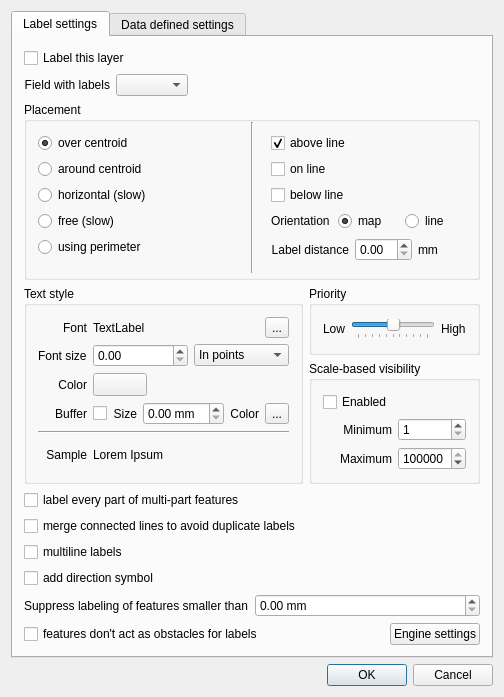
The window that qgis/src/ui/qgslabelingguibase.ui (sourcepole/qgis) describes before a commit, drawn with Qt 5.
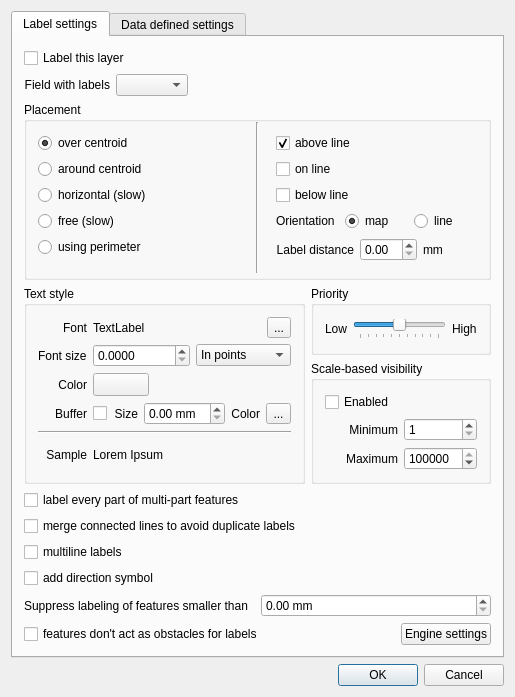
The same window after the commit. Icons and pictures are not drawn. Custom widgets are drawn as their Qt base class.

Commit message: Fix for bug #3143, apply double values for label sizes

Diff of the .ui file:
```diff
--- a/qgis/src/ui/qgslabelingguibase.ui
+++ b/qgis/src/ui/qgslabelingguibase.ui
@@ -6,8 +6,8 @@
    <rect>
     <x>0</x>
     <y>0</y>
-    <width>504</width>
-    <height>686</height>
+    <width>515</width>
+    <height>692</height>
    </rect>
   </property>
   <property name="windowTitle">
@@ -568,6 +568,9 @@
              <layout class="QHBoxLayout" name="horizontalLayout">
               <item>
                <widget class="QDoubleSpinBox" name="mFontSizeSpinBox">
+                <property name="decimals">
+                 <number>4</number>
+                </property>
                 <property name="maximum">
                  <double>999999999.000000000000000</double>
                 </property>
```
The commit also changes 2 other files.
